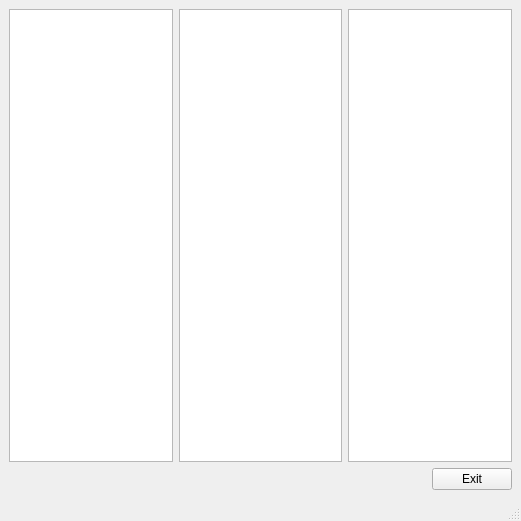
Qt form src/ui/mainwindow.ui (fverco/Xplorer) before a commit.
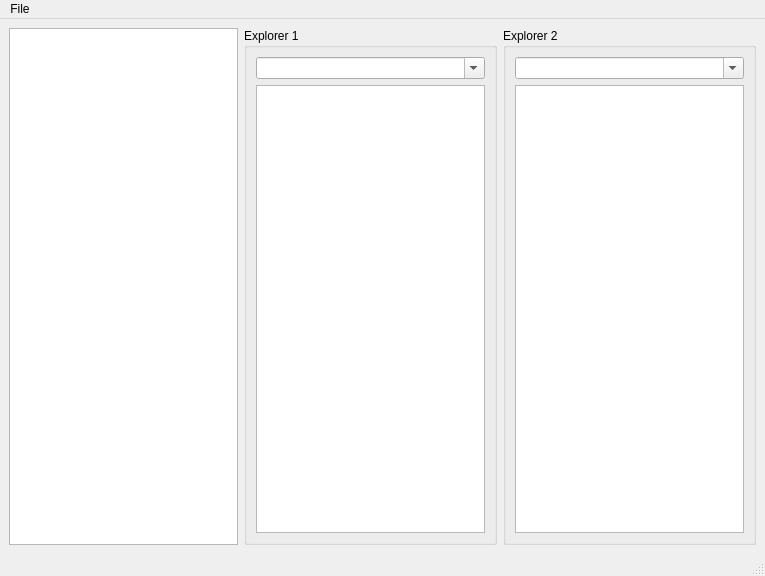
The same form after that commit.

Commit message: Add path comboboxes to each explorer, and rename variables.

Diff of the .ui file:
```diff
--- a/src/ui/mainwindow.ui
+++ b/src/ui/mainwindow.ui
@@ -6,8 +6,8 @@
    <rect>
     <x>0</x>
     <y>0</y>
-    <width>521</width>
-    <height>521</height>
+    <width>765</width>
+    <height>576</height>
    </rect>
   </property>
   <property name="windowTitle">
@@ -23,33 +23,55 @@
          <widget class="QTreeView" name="tvFileSys"/>
         </item>
         <item>
-         <widget class="QListView" name="lvExplorerA"/>
-        </item>
-        <item>
-         <widget class="QListView" name="lvExplorerB"/>
-        </item>
-       </layout>
-      </item>
-      <item>
-       <layout class="QHBoxLayout" name="hLayoutButtons">
-        <item>
-         <spacer name="horizontalSpacer">
-          <property name="orientation">
-           <enum>Qt::Horizontal</enum>
+         <widget class="QGroupBox" name="gbExplorer1">
+          <property name="title">
+           <string>Explorer 1</string>
           </property>
-          <property name="sizeHint" stdset="0">
-           <size>
-            <width>40</width>
-            <height>20</height>
-           </size>
+          <property name="flat">
+           <bool>true</bool>
           </property>
-         </spacer>
+          <layout class="QGridLayout" name="gridLayout_2">
+           <item row="0" column="0">
+            <layout class="QVBoxLayout" name="vLayoutExplorer1">
+             <item>
+              <widget class="QComboBox" name="cbPathExplorer1">
+               <property name="editable">
+                <bool>true</bool>
+               </property>
+              </widget>
+             </item>
+             <item>
+              <widget class="QListView" name="lvExplorer1"/>
+             </item>
+            </layout>
+           </item>
+          </layout>
+         </widget>
         </item>
         <item>
-         <widget class="QPushButton" name="btnExit">
-          <property name="text">
-           <string>Exit</string>
+         <widget class="QGroupBox" name="gbExplorer2">
+          <property name="title">
+           <string>Explorer 2</string>
           </property>
+          <property name="flat">
+           <bool>true</bool>
+          </property>
+          <layout class="QGridLayout" name="gridLayout_3">
+           <item row="0" column="0">
+            <layout class="QVBoxLayout" name="vLayoutExplorer2">
+             <item>
+              <widget class="QComboBox" name="cbPathExplorer2">
+               <property name="editable">
+                <bool>true</bool>
+               </property>
+              </widget>
+             </item>
+             <item>
+              <widget class="QListView" name="lvExplorer2"/>
+             </item>
+            </layout>
+           </item>
+          </layout>
          </widget>
         </item>
        </layout>
@@ -63,10 +85,17 @@
     <rect>
      <x>0</x>
      <y>0</y>
-     <width>521</width>
+     <width>765</width>
      <height>22</height>
     </rect>
    </property>
+   <widget class="QMenu" name="menuFile">
+    <property name="title">
+     <string>File</string>
+    </property>
+    <addaction name="actionQuit"/>
+   </widget>
+   <addaction name="menuFile"/>
   </widget>
   <widget class="QStatusBar" name="statusbar"/>
  </widget>
```
Left out of the diff: 5 changed lines with no effect on the pictures. The commit also changes 1 other file.
